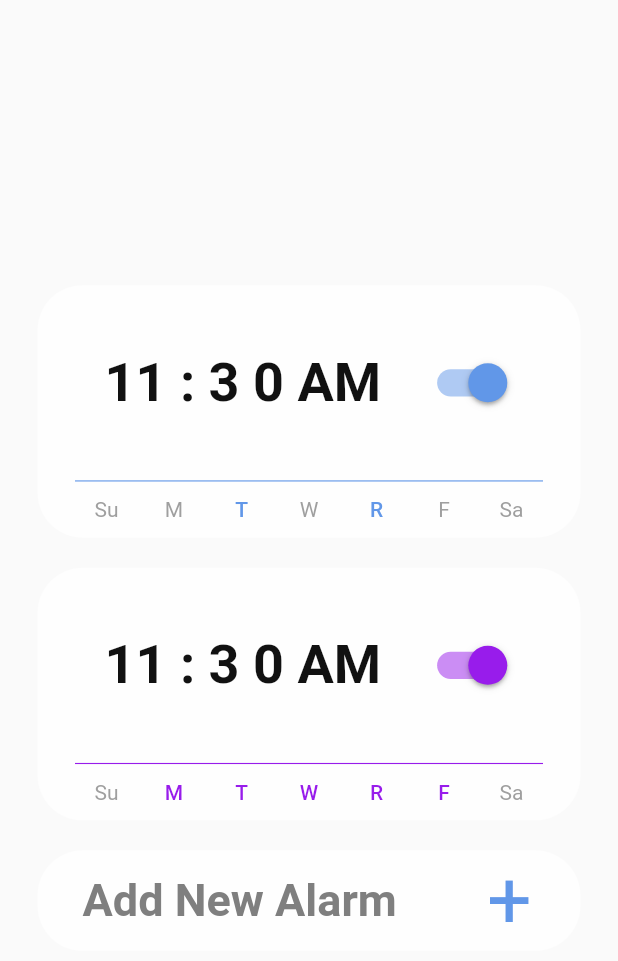
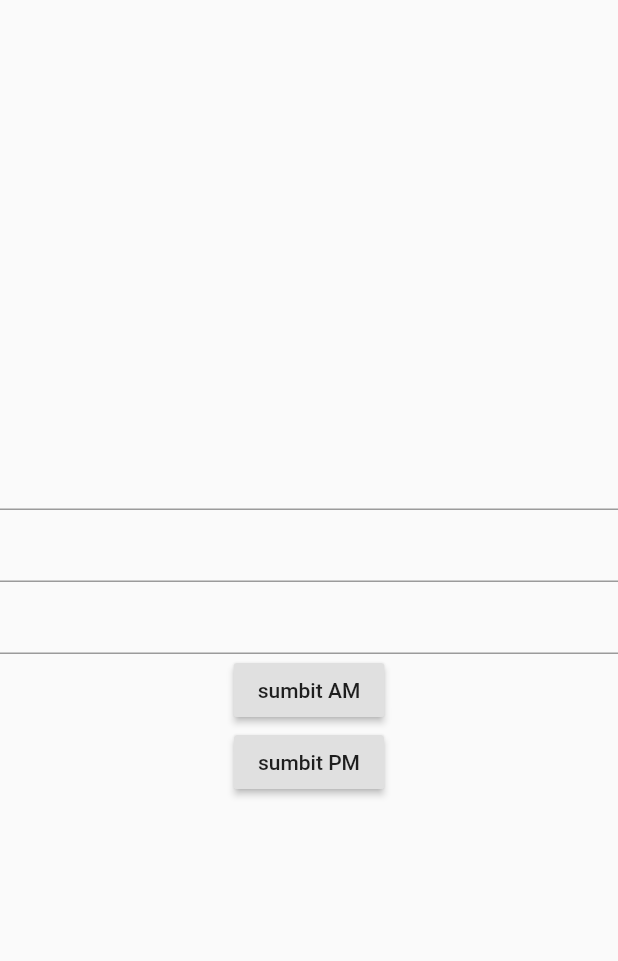
Before and after one commit to catydiaz4863/ScanAwake_Frontend, a Flutter app: the screen it shows after launch, on a phone screen of 412 x 824 dp. Shown: the top 961 px of the screen. Run offline on Flutter 3.47's test engine with Material 2 defaults, Android fonts, the phone set to English and light mode, and no system bars; our stand-ins replace datetime_picker_formfield, fluttertoast, shared_preferences; missing offline and left inert: android_alarm_manager, flutter_ringtone_player; accounts and stored records are empty; generated files the repository leaves out were written again.

Commit message:
adding alarm

```diff
--- a/lib/main.dart
+++ b/lib/main.dart
@@ -5,6 +5,7 @@ import 'package:provider/provider.dart';
 import 'screens/loginscreen.dart';
 import 'screens/mainscreen.dart';
 import 'screens/_test.dart';
+import 'screens/_testDateTime.dart';
 
 void main() => runApp(MyApp());
 
@@ -38,8 +39,9 @@ class SetupWidget extends StatefulWidget {
 class _SetupWidgetState extends State<SetupWidget> {
   Widget _buildScreen(AppBloc bloc) {
     /* Testing Componenets/Asset Purposes */
-    return TestScreen();
+   // return TestScreen();
     //return MainScreen();
+  return DateandTime();
 
     if (bloc.isLoggedIn) {
       if (bloc.isReady) {
--- /dev/null
+++ b/lib/screens/_testDateTime.dart
@@ -0,0 +1,117 @@
+import 'dart:async';
+
+import 'package:flutter/material.dart';
+import 'package:datetime_picker_formfield/datetime_picker_formfield.dart';
+
+class DateandTime extends StatefulWidget {
+  @override
+  _DateandTimeState createState() => _DateandTimeState();
+}
+
+class _DateandTimeState extends State<DateandTime> {
+  void createAlarm(int h, int m, int d) async {
+    var alarm;
+    var today = new DateTime.now();
+    if(today.day == d)
+    {
+      alarm = new DateTime(today.year, today.month, today.day, h, m);
+
+    }
+    else{
+       alarm = new DateTime(today.year, today.month, d, h, m);
+    }
+    print("Alarm set to: ${alarm.day} -> ${alarm.hour}:${alarm.minute}");
+    var now = new DateTime.now();
+
+    //print("Current time: ${now.day} -> ${now.hour}:${now.minute}");
+    print("Current time: ${today.day} -> ${today.hour}:${today.minute}");
+
+    Duration difference = alarm.difference(today);
+    print("difference in days: ${difference.inDays}: hour: ${difference.inHours}, minutes ${difference.inMinutes}, seconds: ${difference.inSeconds}");
+    Timer(Duration(days: difference.inDays, hours: difference.inHours, minutes: difference.inMinutes, seconds: difference.inSeconds), () {
+      print("Ring ring ${alarm.hour}: ${alarm.minute}");
+    });
+  }
+
+
+  int getDay(String day) {
+    if (day == "m") //monday
+    {
+      return 1;
+    }
+    if (day == "t") //tuesday
+    {
+      return 2;
+    }
+    if (day == "w") //wed
+    {
+      return 3;
+    }
+    if (day == "r") //thursday
+    {
+      return 4;
+    }
+    if (day == "f") //friday
+    {
+      return 5;
+    }
+    if (day == "s") //saturday
+    {
+      return 6;
+    }
+    if (day == "su") //sunday
+    {
+      return 7;
+    }
+
+    return 0;
+  }
+
+  @override
+  Widget build(BuildContext context) {
+    TextEditingController hourCtrl = TextEditingController();
+    TextEditingController minuteCtrl = TextEditingController();
+    TextEditingController dayCtrl = TextEditingController();
+
+    return Scaffold(
+        body: Center(
+            child: Column(
+      mainAxisAlignment: MainAxisAlignment.center,
+      children: <Widget>[
+        new Container(
+            child: TextFormField(
+          controller: hourCtrl,
+        )),
+        new Container(
+            child: TextFormField(
+          controller: minuteCtrl,
+        )),
+        new Container(
+          child: TextFormField(
+            controller: dayCtrl,
+          ),
+        ),
+        new Container(
+            child: RaisedButton(
+          child: Text("sumbit AM"),
+          onPressed: () {
+
+            createAlarm(
+                int.parse(hourCtrl.text), int.parse(minuteCtrl.text), int.parse(dayCtrl.text));
+          },
+        )),
+
+         new Container(
+            child: RaisedButton(
+          child: Text("sumbit PM"),
+          onPressed: () {
+          int h = int.parse(hourCtrl.text);
+          h +=12;
+            createAlarm(
+                h, int.parse(minuteCtrl.text), int.parse(dayCtrl.text));
+          },
+        ))
+      ],
+    )));
+  }
+}
--- a/pubspec.yaml
+++ b/pubspec.yaml
@@ -26,6 +26,7 @@ dependencies:
   json_annotation: ^2.0.0
   android_alarm_manager: ^0.4.4+3
   fluttertoast: ^3.1.3
+  datetime_picker_formfield: ^0.4.3
 
   # The following adds the Cupertino Icons font to your application.
   # Use with the CupertinoIcons class for iOS style icons.
```
Also changed, not shown: pubspec.lock, 1 other file.
